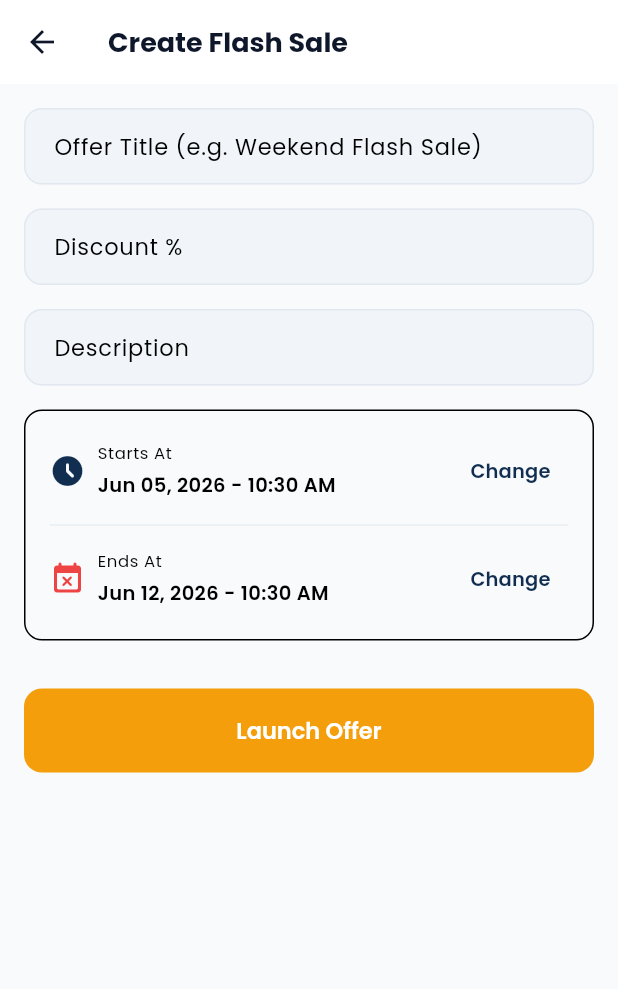
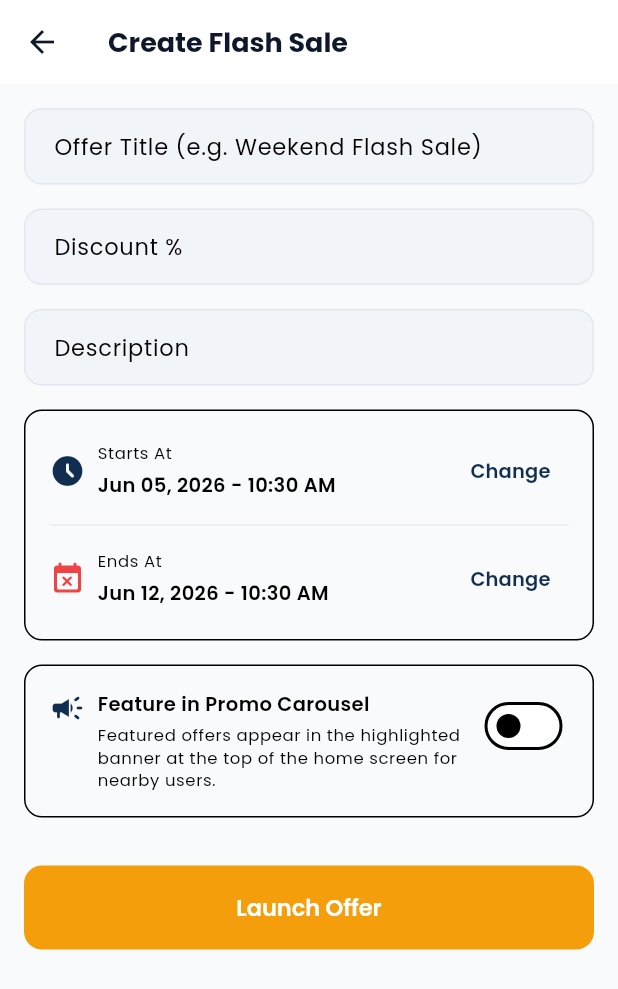
Before and after one commit to Bhaskar-GameDev/Local-Vyapari-Vendor, a Flutter app: the CreateOfferScreen screen opened directly, on a phone screen of 412 x 824 dp. Shown: the top 989 px of the screen. Run offline on Flutter 3.47's test engine with Material 3 defaults, Android fonts, the phone set to English and light mode, and no system bars; our stand-ins replace cached_network_image, cloud_firestore, cloud_functions, connectivity_plus, dio, firebase_auth and 17 more; missing offline and left inert: firebase_app_check; accounts and stored records are empty; generated files the repository leaves out were written again.

Commit message:
feat: add isFeatured property to OfferModel and implement UI toggle for promo carousel feature

```diff
--- a/lib/data/models/offer_model.dart
+++ b/lib/data/models/offer_model.dart
@@ -14,6 +14,7 @@ class OfferModel with _$OfferModel {
     required String endDate,
     String? linkedProductId,
     @Default(true) bool isActive,
+    @Default(false) bool isFeatured,
   }) = _OfferModel;
 
   factory OfferModel.fromJson(Map<String, dynamic> json) => _$OfferModelFromJson(json);
--- a/lib/l10n/app_localizations.dart
+++ b/lib/l10n/app_localizations.dart
@@ -716,6 +716,11 @@ class AppLocalizations {
 
   String get launchOffer => 'Launch Offer';
 
+  String get featureInPromoCarousel => 'Feature in Promo Carousel';
+
+  String get featureInPromoCarouselDescription =>
+      'Featured offers appear in the highlighted banner at the top of the home screen for nearby users.';
+
   String get sendFeedback => 'Send Feedback';
 
   String get feedbackMenuSubtitle => 'Report a bug or suggest an improvement';
--- a/lib/ui/screens/offers/create_offer_screen.dart
+++ b/lib/ui/screens/offers/create_offer_screen.dart
@@ -30,6 +30,7 @@ class _CreateOfferScreenState extends ConsumerState<CreateOfferScreen> {
   DateTime _startDate = DateTime.now();
   DateTime _endDate = DateTime.now().add(const Duration(days: 7));
 
+  bool _isFeatured = false;
   bool _isLoading = false;
 
   @override
@@ -40,6 +41,7 @@ class _CreateOfferScreenState extends ConsumerState<CreateOfferScreen> {
       _titleController.text = o.title;
       _descController.text = o.description;
       _discountController.text = o.discountPercentage.toString();
+      _isFeatured = o.isFeatured;
       try {
         _startDate = DateTime.parse(o.startDate);
         _endDate = DateTime.parse(o.endDate);
@@ -92,6 +94,7 @@ class _CreateOfferScreenState extends ConsumerState<CreateOfferScreen> {
       startDate: _startDate.toIso8601String(),
       endDate: _endDate.toIso8601String(),
       isActive: widget.existingOffer?.isActive ?? true,
+      isFeatured: _isFeatured,
     );
 
     try {
@@ -247,6 +250,42 @@ class _CreateOfferScreenState extends ConsumerState<CreateOfferScreen> {
                         ],
                       ),
                     ),
+                    AppSpacing.verticalMd,
+                    Container(
+                      padding: const EdgeInsets.all(AppSpacing.md),
+                      decoration: BoxDecoration(
+                        border: Border.all(color: Theme.of(context).colorScheme.outlineVariant),
+                        borderRadius: AppRadius.borderMedium,
+                      ),
+                      child: Row(
+                        crossAxisAlignment: CrossAxisAlignment.start,
+                        children: [
+                          const Icon(Icons.campaign_rounded, color: AppColors.primary),
+                          AppSpacing.horizontalSm,
+                          Expanded(
+                            child: Column(
+                              crossAxisAlignment: CrossAxisAlignment.start,
+                              children: [
+                                Text(
+                                  l10n.featureInPromoCarousel,
+                                  style: TextStyle(fontWeight: FontWeight.w600, color: Theme.of(context).colorScheme.onSurface),
+                                ),
+                                AppSpacing.verticalXs,
+                                Text(
+                                  l10n.featureInPromoCarouselDescription,
+                                  style: Theme.of(context).textTheme.bodySmall?.copyWith(color: Theme.of(context).colorScheme.onSurfaceVariant),
+                                ),
+                              ],
+                            ),
+                          ),
+                          AppSpacing.horizontalSm,
+                          Switch(
+                            value: _isFeatured,
+                            onChanged: (val) => setState(() => _isFeatured = val),
+                          ),
+                        ],
+                      ),
+                    ),
                     AppSpacing.verticalXl,
                     PrimaryButton(
                       text: widget.existingOffer != null ? l10n.updateOffer : l10n.launchOffer,
```
Also changed, not shown: lib/data/models/offer_model.freezed.dart, lib/data/models/offer_model.g.dart.
